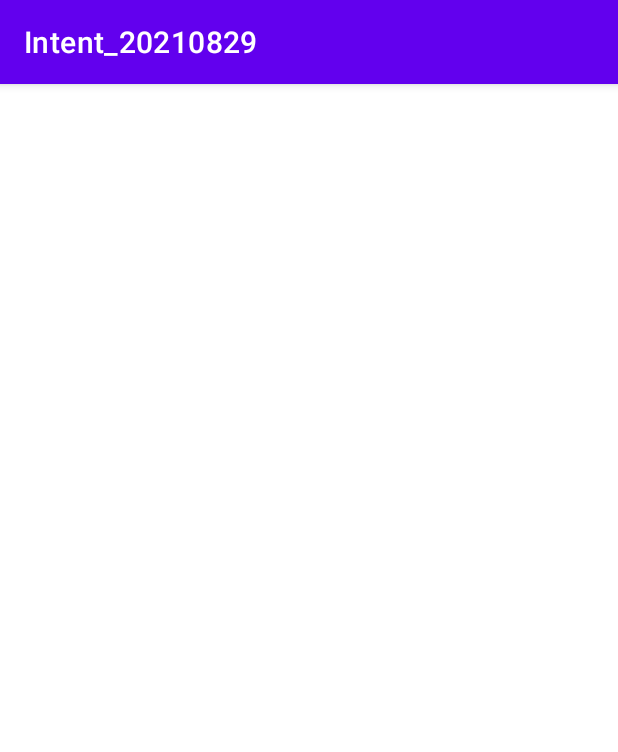
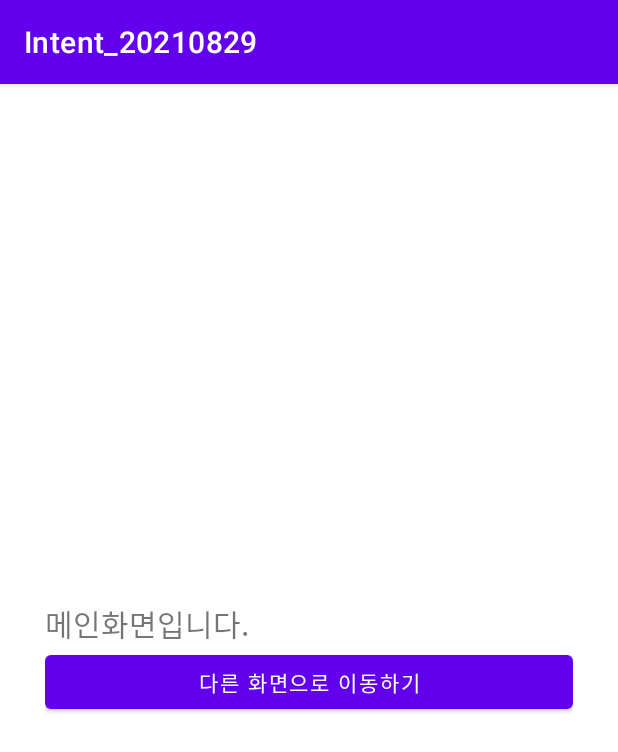
Before and after one commit to clearsky77/Intent_20210829, an Android app: the screen it shows after launch (MainActivity), on a phone screen of 412 x 824 dp. Shown: the top 752 px of the screen. Run offline under Robolectric (Android 15) with nearby library versions, the phone set to English and light mode, and no system bars.

Commit message:
메인 화면 UI 작업.

```diff
--- a/app/src/main/res/layout/activity_main.xml
+++ b/app/src/main/res/layout/activity_main.xml
@@ -6,8 +6,19 @@
     android:layout_height="match_parent"
     android:orientation="vertical"
     android:padding="30dp"
+    android:gravity="center"
     tools:context=".MainActivity">
+<TextView
+    android:layout_width="match_parent"
+    android:layout_height="wrap_content"
+    android:text="메인화면입니다."
+    android:textSize="20sp"
+    />
 
+    <Button
+        android:layout_width="match_parent"
+        android:layout_height="wrap_content"
+        android:text="다른 화면으로 이동하기"/>
 
 
 </LinearLayout>
```
